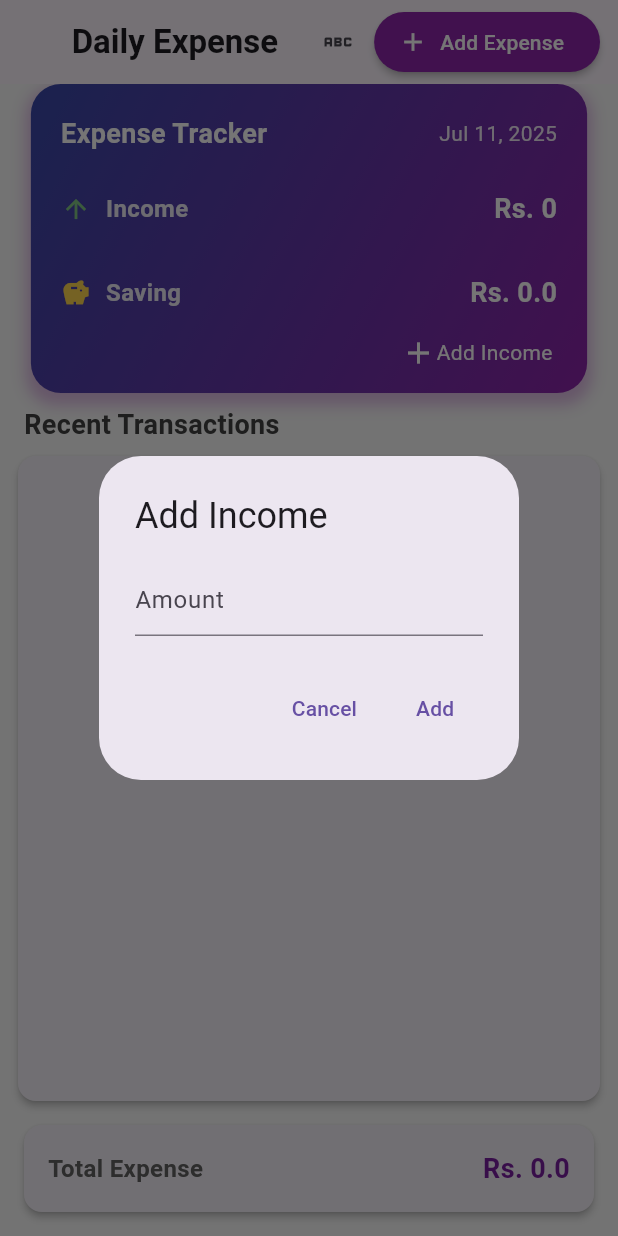
After one commit to Hassan9865/Expense-tracking-app, a Flutter app: the screen it shows after launch, after a tap on "Add Income", on a phone screen of 412 x 824 dp. The commit adds this screen. Run offline on Flutter 3.47's test engine with Material 3 defaults, Android fonts, the phone set to English and light mode, and no system bars; our stand-ins replace fl_chart, hive, hive_flutter, stacked, stacked_services, stacked_shared; accounts and stored records are empty.

Commit message:
incomeDialog

```diff
--- a/lib/pages/Home View/widget/expense_tracker.dart
+++ b/lib/pages/Home View/widget/expense_tracker.dart
@@ -1,4 +1,5 @@
 import 'package:daily_expense/pages/Home%20View/home_viewModel.dart';
+import 'package:daily_expense/pages/Home%20View/widget/incomemodel.dart';
 import 'package:flutter/material.dart';
 import 'package:flutter/src/widgets/framework.dart';
 import 'package:stacked/stacked.dart';
@@ -92,8 +93,12 @@
             bottom: 3,
             right: 15,
             child: IconButton(
-                onPressed: () {
-                  viewModel.showIncomeModel(context);
+                onPressed: () async {
+                  showDialog(
+                      context: context,
+                      builder: (context) => IncomeDialog(
+                            viewModel: viewModel,
+                          ));
                 },
                 icon: const Row(
                   children: [
--- /dev/null
+++ b/lib/pages/Home View/widget/incomemodel.dart
@@ -0,0 +1,42 @@
+import 'package:daily_expense/pages/Home%20View/home_viewModel.dart';
+import 'package:flutter/material.dart';
+
+class IncomeDialog extends StatelessWidget {
+  final HomeViewModel viewModel;
+
+  const IncomeDialog({
+    required this.viewModel,
+    super.key,
+  });
+
+  @override
+  Widget build(BuildContext context) {
+    return AlertDialog(
+      title: const Text("Add Income"),
+      content: Column(
+        mainAxisSize: MainAxisSize.min,
+        children: [
+          TextField(
+            controller: viewModel.incomeController,
+            keyboardType: TextInputType.number,
+            decoration: const InputDecoration(hintText: "Amount"),
+          ),
+        ],
+      ),
+      actions: [
+        TextButton(
+          onPressed: () => Navigator.pop(context),
+          child: const Text("Cancel"),
+        ),
+        TextButton(
+          onPressed: () {
+            final amount = viewModel.incomeController.text;
+            viewModel.editIncome(amount);
+            Navigator.pop(context);
+          },
+          child: const Text("Add"),
+        ),
+      ],
+    );
+  }
+}
```
Also changed, not shown: lib/pages/Home View/home_viewModel.dart (+2 -40 lines), 4 other files.
